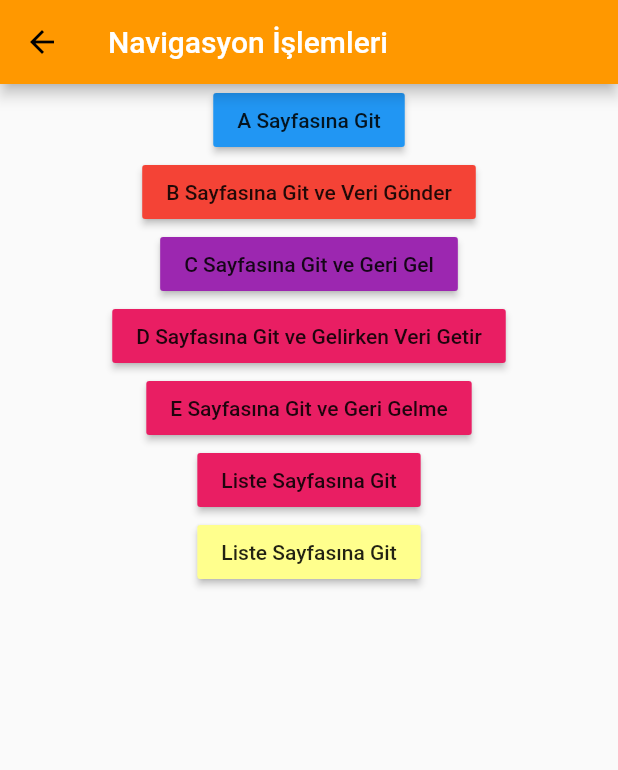
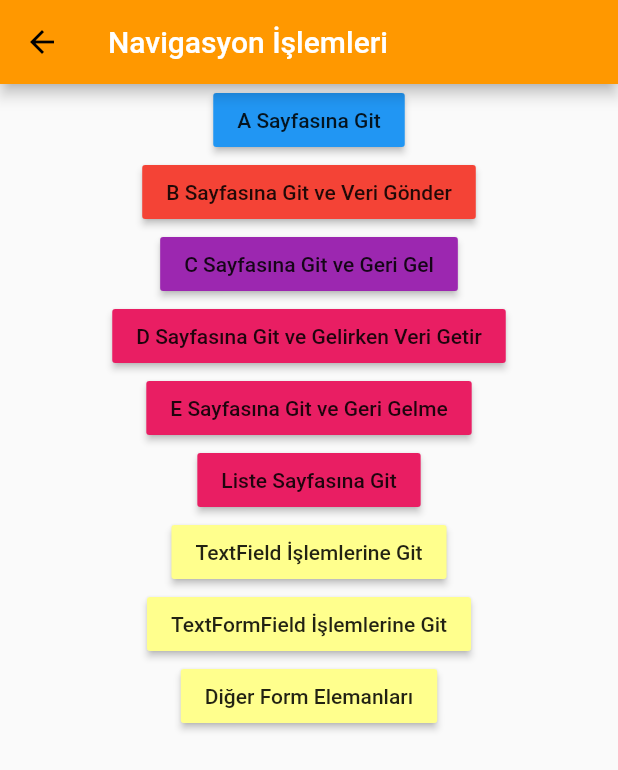
Before and after one commit to emrealtunbilek/flutter_dersleri, a Flutter app: the NavigasyonIslemleri screen opened directly, on a phone screen of 412 x 824 dp. Shown: the top 770 px of the screen. Run offline on Flutter 3.47's test engine with Material 2 defaults, Android fonts, the phone set to English and light mode, and no system bars; our stand-ins replace fluttertoast.

```diff
--- a/lib/main.dart
+++ b/lib/main.dart
@@ -1,5 +1,6 @@
 import 'package:flutter/material.dart';
 import 'package:ilk_flutter_projesi/ui/custom_scroll_ve_slivers.dart';
+import 'package:ilk_flutter_projesi/ui/diger_form_elemanlari.dart';
 import 'package:ilk_flutter_projesi/ui/form_textformfield_ornek.dart';
 import 'package:ilk_flutter_projesi/ui/text_field_ozellikleri.dart';
 import 'package:ilk_flutter_projesi/ui/navigasyon_islemleri.dart';
@@ -10,12 +11,13 @@ void main() {
   runApp(MaterialApp(
     title: "Flutter Dersleri",
 
-    initialRoute: "/textFormField",
+    initialRoute: "/digerFormElemanlari",
 
     routes: {
       '/'      : (context) => NavigasyonIslemleri(),
       '/textFieldIslemleri' : (context) => TextFieldIslemleri(),
       '/textFormField' : (context) => FormveTextFormField(),
+      '/digerFormElemanlari' : (context) => DigerFormElemanlari(),
       '/CPage' : (context) => CSayfasi(),
       '/DPage' : (context) => DSayfasi(),
       '/GPage' : (context) => GSayfasi(),
--- a/lib/ui/navigasyon_islemleri.dart
+++ b/lib/ui/navigasyon_islemleri.dart
@@ -77,10 +77,26 @@ class NavigasyonIslemleri extends StatelessWidget {
                     },
                   ),
                   RaisedButton(
-                    child: Text("Liste Sayfasına Git"),
+                    child: Text("TextField İşlemlerine Git"),
                     color: Colors.yellowAccent.shade100,
                     onPressed: () {
                       Navigator.pushNamed(context, "/textFieldIslemleri");
+                    },
+                  ),
+
+                  RaisedButton(
+                    child: Text("TextFormField İşlemlerine Git"),
+                    color: Colors.yellowAccent.shade100,
+                    onPressed: () {
+                      Navigator.pushNamed(context, "/textFormField");
+                    },
+                  ),
+
+                  RaisedButton(
+                    child: Text("Diğer Form Elemanları"),
+                    color: Colors.yellowAccent.shade100,
+                    onPressed: () {
+                      Navigator.pushNamed(context, "/digerFormElemanlari");
                     },
                   ),
                 ],
```
Also changed, not shown: lib/ui/form_textformfield_ornek.dart (line endings or trailing spaces).
